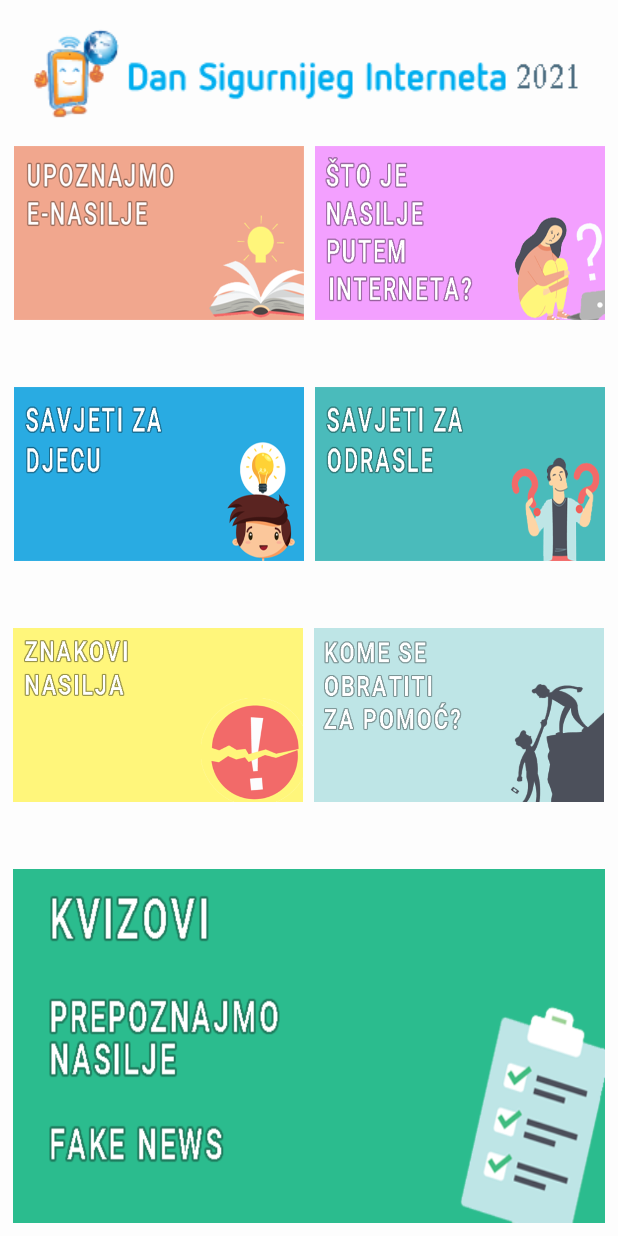
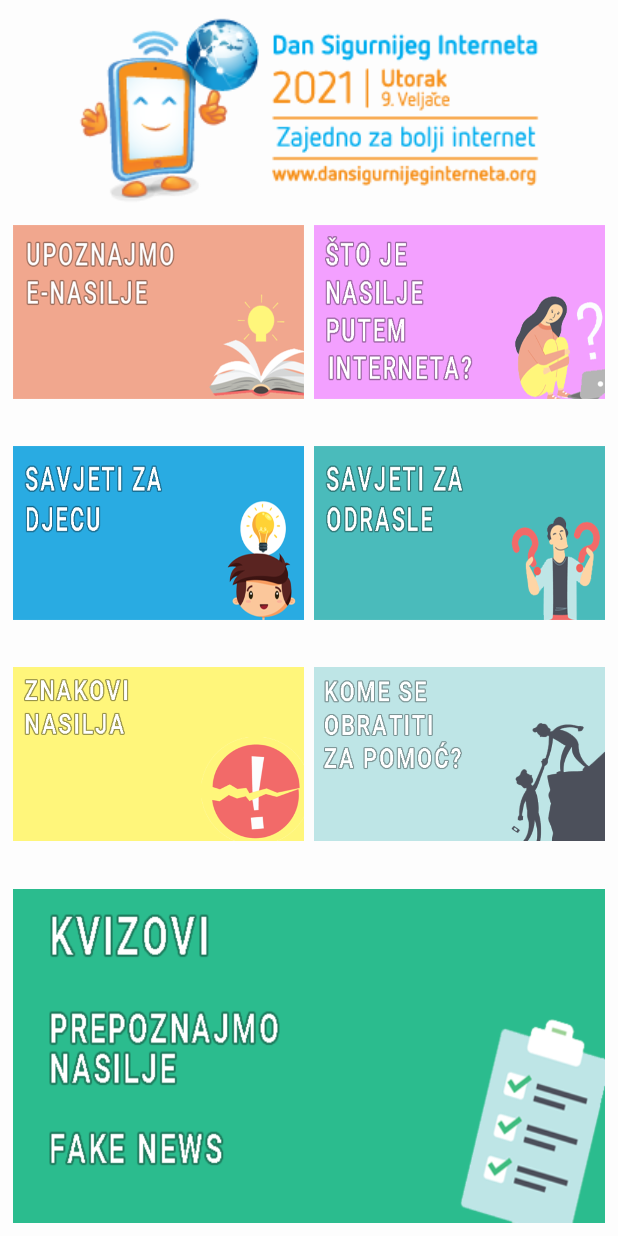
Before and after one commit to Bungar95/Android-DSI2021, an Android app: the screen it shows after launch (MainActivity), on a phone screen of 412 x 824 dp. Run offline under Robolectric (Android 15) with nearby library versions, the phone set to English and light mode, and no system bars; our stand-ins replace ButterKnife; Roboto replaces fonts that are not available here.

Commit message:
new splashscreen, edited activity_main.xml

```diff
--- a/app/build.gradle
+++ b/app/build.gradle
@@ -10,8 +10,8 @@ android {
         applicationId "hr.cnzd.dsi2021"
         minSdkVersion 21
         targetSdkVersion 30
-        versionCode 1
-        versionName "1.0"
+        versionCode 2
+        versionName "1.01"
 
         testInstrumentationRunner "androidx.test.runner.AndroidJUnitRunner"
     }
--- a/app/src/main/java/hr/cnzd/dsi2021/Activities/Quiz/QuizResultActivity.java
+++ b/app/src/main/java/hr/cnzd/dsi2021/Activities/Quiz/QuizResultActivity.java
@@ -83,7 +83,7 @@ public class QuizResultActivity extends AppCompatActivity implements IQuizResult
             }
             default: {
 
-                txtNaslov.setText("DSI 2021. ("+ vrsta +") rezultat:");
+                txtNaslov.setText("DSI 2021. rezultat:");
 
                 if (postotak >= 90) {
 
--- a/app/src/main/java/hr/cnzd/dsi2021/Activities/SplashScreenActivity.java
+++ b/app/src/main/java/hr/cnzd/dsi2021/Activities/SplashScreenActivity.java
@@ -15,8 +15,8 @@ import hr.cnzd.dsi2021.R;
 
 public class SplashScreenActivity extends AppCompatActivity {
 
-    private ImageView logo, logo2;
-    private static int splashTimeOut = 5500;
+    private ImageView logo, logo2, logo3;
+    private static int splashTimeOut = 3500;
 
     @Override
     protected void onCreate(@Nullable Bundle savedInstanceState) {
@@ -25,6 +25,7 @@ public class SplashScreenActivity extends AppCompatActivity {
             setContentView(R.layout.activity_splash_screen);
             logo = findViewById(R.id.logo);
             logo2 = findViewById(R.id.logo2);
+            logo3 = findViewById(R.id.logo3);
 
             new Handler().postDelayed(new Runnable() {
                 @Override
@@ -38,6 +39,7 @@ public class SplashScreenActivity extends AppCompatActivity {
             Animation animation = AnimationUtils.loadAnimation(this, R.anim.splash_animation);
             logo.startAnimation(animation);
             logo2.startAnimation(animation);
+            logo3.startAnimation(animation);
 
         } catch (Exception e) {
             if (e.getMessage() != null && e.getMessage().toLowerCase().contains("webview")) {
--- a/app/src/main/res/anim/splash_animation.xml
+++ b/app/src/main/res/anim/splash_animation.xml
@@ -3,5 +3,5 @@
     xmlns:android="http://schemas.android.com/apk/res/android"
     android:fromAlpha="0.0"
     android:toAlpha="1.0"
-    android:duration="3000">
+    android:duration="1500">
 </alpha>
--- a/app/src/main/res/layout/activity_main.xml
+++ b/app/src/main/res/layout/activity_main.xml
@@ -13,6 +13,11 @@
         android:orientation="vertical"
         android:padding="5dp">
 
+        <LinearLayout
+            android:layout_width="match_parent"
+            android:layout_height="wrap_content"
+            android:orientation="horizontal">
+
             <ImageView
                 android:id="@+id/imageView"
                 android:layout_width="match_parent"
@@ -21,10 +26,12 @@
                 android:paddingTop="5dp"
                 android:paddingEnd="10dp"
                 android:paddingBottom="10dp"
-            app:srcCompat="@drawable/dsilogo" />
+                android:scaleType="fitCenter"
+                app:srcCompat="@drawable/dsi2021_1" />
+        </LinearLayout>
 
         <LinearLayout
-            android:layout_width="wrap_content"
+            android:layout_width="match_parent"
             android:layout_height="wrap_content"
             android:layout_weight="1"
             android:orientation="horizontal">
@@ -38,7 +45,7 @@
                 android:background="@null"
                 android:fadingEdge="horizontal"
                 android:padding="3dp"
-                android:scaleType="fitCenter"
+                android:scaleType="fitXY"
                 app:srcCompat="@drawable/upoznajmo" />
 
             <ImageButton
@@ -49,7 +56,7 @@
                 android:adjustViewBounds="true"
                 android:background="@null"
                 android:padding="3dp"
-                android:scaleType="fitCenter"
+                android:scaleType="fitXY"
                 app:srcCompat="@drawable/nasilje" />
         </LinearLayout>
 
@@ -67,7 +74,7 @@
                 android:adjustViewBounds="true"
                 android:background="@null"
                 android:padding="3dp"
-                android:scaleType="fitCenter"
+                android:scaleType="fitXY"
                 app:srcCompat="@drawable/savjeti" />
 
             <ImageButton
@@ -78,7 +85,7 @@
                 android:adjustViewBounds="true"
                 android:background="@null"
                 android:padding="3dp"
-                android:scaleType="fitCenter"
+                android:scaleType="fitXY"
                 app:srcCompat="@drawable/savjeti2" />
         </LinearLayout>
 
@@ -96,7 +103,7 @@
                 android:adjustViewBounds="true"
                 android:background="@null"
                 android:padding="3dp"
-                android:scaleType="fitStart"
+                android:scaleType="fitXY"
                 app:srcCompat="@drawable/znakovi" />
 
             <ImageButton
@@ -107,7 +114,7 @@
                 android:adjustViewBounds="true"
                 android:background="@null"
                 android:padding="3dp"
-                android:scaleType="fitStart"
+                android:scaleType="fitXY"
                 app:srcCompat="@drawable/pomoc" />
         </LinearLayout>
 
```
Also changed, not shown: app/src/main/res/layout/activity_splash_screen.xml (+17 -3 lines), app/src/main/res/drawable-v24/dsi2021_1.png (added), app/src/main/res/drawable-v24/dsi2021_2.png (added), app/src/main/res/drawable-v24/dsi2021_3.png (added), app/src/main/res/drawable-v24/logotipi.jpg (deleted), app/src/main/res/drawable-v24/sponzori2021.png (added), app/src/main/res/drawable/dsi2021_1.png (added), app/src/main/res/drawable/dsi2021_2.png (added), app/src/main/res/drawable/dsi2021_3.png (added), app/src/main/res/drawable/logotipi.jpg (deleted), app/src/main/res/drawable/sponzori2021.png (added). Lines whose indentation alone changed are shown as unchanged.
